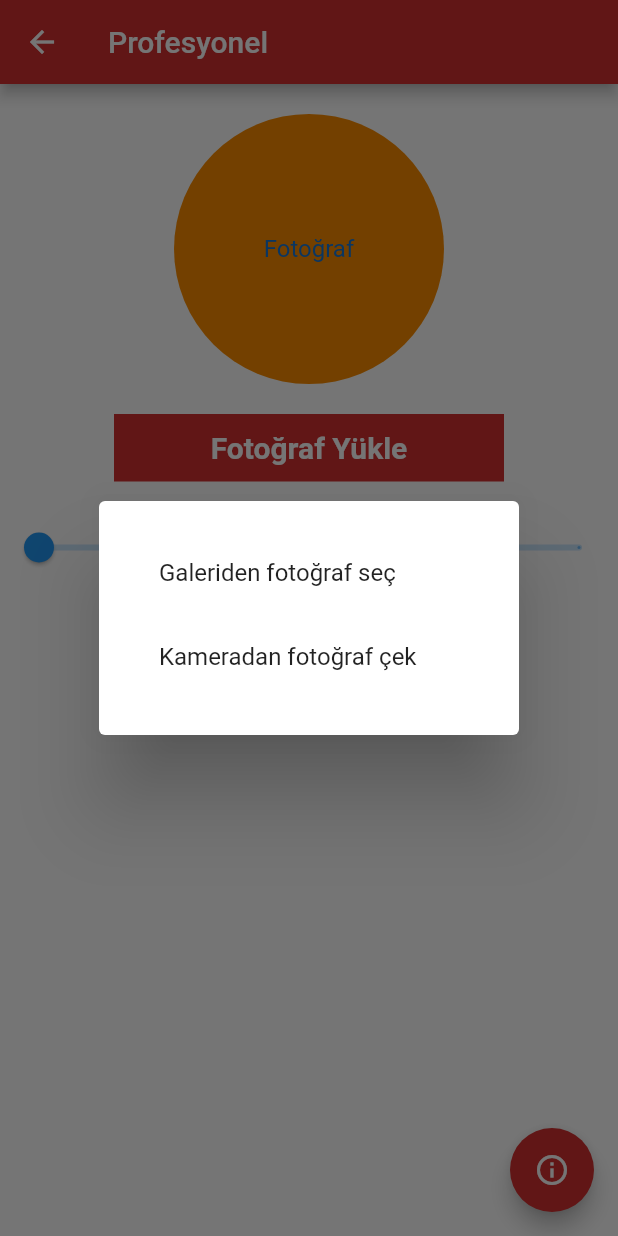
After one commit to ortaklar23/flutter_image_compress, a Flutter app: the ProffesionalCompress screen opened directly, after a tap on "Fotoğraf Yükle", on a phone screen of 412 x 824 dp. The commit adds this screen. Run offline on Flutter 3.47's test engine with Material 2 defaults, Android fonts, the phone set to English and light mode, and no system bars; our stand-ins replace flutter_image_compress, image_cropper, image_gallery_saver, image_picker, permission_handler.

Commit message:
profesyonel modda resim sıkıştırma işlemi

```diff
--- /dev/null
+++ b/lib/prof.dart
@@ -0,0 +1,250 @@
+import 'dart:typed_data';
+
+import 'package:flutter/material.dart';
+import 'dart:io';
+import 'package:flutter/cupertino.dart';
+import 'package:image_gallery_saver/image_gallery_saver.dart';
+import 'package:path_provider/path_provider.dart' as path_provider;
+import 'package:permission_handler/permission_handler.dart';
+import 'package:picture_compression/main.dart';
+import 'package:image_cropper/image_cropper.dart';
+import 'package:image_picker/image_picker.dart';
+import 'package:flutter_image_compress/flutter_image_compress.dart';
+
+class ProffesionalCompress extends StatefulWidget {
+  @override
+  _ProffesionalCompressState createState() => _ProffesionalCompressState();
+}
+
+class _ProffesionalCompressState extends State<ProffesionalCompress> {
+  ImageStatus imageStatus = ImageStatus.ANY;
+
+  File _image;
+  Uint8List compressedImage;
+  double quality = 10;
+  @override
+  Widget build(BuildContext context) {
+    var compressOnTap = () async {
+      switch (imageStatus) {
+        case ImageStatus.COMPRESSED:
+          downloadImage();
+          break;
+        case ImageStatus.UPLOAD:
+          compressedImage = await compressAndGetFile(_image);
+          break;
+        default:
+      }
+    };
+    return Scaffold(
+      backgroundColor: Colors.white,
+      appBar: AppBar(
+        backgroundColor: Colors.red[700],
+        title: Text("Profesyonel"),
+        leading: IconButton(
+          icon: Icon(
+            Icons.arrow_back,
+            color: Colors.white,
+          ),
+          onPressed: () {
+            Navigator.pop(context);
+          },
+        ),
+      ),
+      body: Column(
+        crossAxisAlignment: CrossAxisAlignment.center,
+        children: [
+          SizedBox(height: 20),
+          buildCircleAvatar(),
+          SizedBox(height: 20),
+          buildInkWellButton(
+            context,
+            text: 'Fotoğraf Yükle',
+            onTap: () {
+              _askSelectedImage(context);
+            },
+          ),
+          SizedBox(height: 20),
+          buildSlider(),
+          buildInkWellButton(
+            context,
+            text: imageStatus == ImageStatus.UPLOAD
+                ? 'Fotoğraf Sıkıştır'
+                : "Fotoğrafı indir",
+            onTap: compressOnTap,
+          ),
+          SizedBox(height: 20),
+        ],
+      ),
+      floatingActionButton: BilgiAlButonu(),
+    );
+  }
+
+  Slider buildSlider() {
+    return Slider(
+      value: quality,
+      onChanged: (value) {
+        setState(() {
+          quality = value;
+        });
+      },
+      divisions: 4,
+      max: 100,
+      min: 0,
+      label: "$quality",
+    );
+  }
+
+  InkWell buildInkWellButton(BuildContext context,
+      {String text, Function onTap}) {
+    return InkWell(
+      onTap: onTap,
+      child: Container(
+        height: 45.0,
+        width: 260.0,
+        decoration: BoxDecoration(
+          color: Colors.red[700],
+        ),
+        child: Center(
+          child: Text(
+            text,
+            style: TextStyle(
+              fontSize: 20,
+              fontWeight: FontWeight.bold,
+              color: Colors.white,
+            ),
+          ),
+        ),
+      ),
+    );
+  }
+
+  Center buildCircleAvatar() {
+    return Center(
+      child: CircleAvatar(
+        child: _image == null ? Text("Fotoğraf") : null,
+        radius: 90.0,
+        backgroundColor: Colors.orange[600],
+        backgroundImage: _image != null ? FileImage(_image) : null,
+      ),
+    );
+  }
+
+  Text buildTextButton({String buttonText}) {
+    return Text(
+      buttonText,
+      style: TextStyle(
+        fontSize: 20,
+        fontWeight: FontWeight.bold,
+        color: Colors.white,
+      ),
+    );
+  }
+
+  void _askSelectedImage(BuildContext context) {
+    showDialog(
+        context: context,
+        builder: (context) => AlertDialog(
+              content: Column(
+                mainAxisSize: MainAxisSize.min,
+                children: <Widget>[
+                  ListTile(
+                    title: Text("Galeriden fotoğraf seç"),
+                    onTap: () {
+                      loadSelected(ImageSource.gallery);
+                    },
+                  ),
+                  ListTile(
+                    title: Text("Kameradan fotoğraf çek"),
+                    onTap: () {
+                      loadSelected(ImageSource.camera);
+                    },
+                  ),
+                ],
+              ),
+            ));
+  }
+
+  Future<Uint8List> compressAndGetFile(File file) async {
+    print("testCompressAndGetFile");
+    final result = await FlutterImageCompress.compressWithFile(
+      file.absolute.path,
+      quality: 10,
+      minWidth: 1024,
+      minHeight: 1024,
+      rotate: 0,
+    );
+    print('on compresed');
+    print(file.lengthSync());
+    print(result.length);
+    setState(() {
+      imageStatus = ImageStatus.COMPRESSED;
+      compressedImage = result;
+    });
+    return result;
+  }
+
+  void _cropImage(File image) async {
+    File cropedImage = await ImageCropper.cropImage(
+      sourcePath: image.path,
+      aspectRatio: CropAspectRatio(ratioX: 1.0, ratioY: 1.0),
+      maxWidth: 800,
+    );
+    /*     Directory dir = await getTemporaryDirectory();
+                      print(dir.absolute.path);
+                      final targetPath = dir.absolute.path + "/temp.jpg";
+                      testCompressAndGetFile(cropedImage, targetPath); */
+    if (cropedImage != null) {
+      setState(() {
+        _image = cropedImage;
+      });
+    }
+    print('  on croped');
+    print(cropedImage.lengthSync());
+    print(cropedImage.absolute.path);
+  }
+
+  void loadSelected(ImageSource source) async {
+    final picker = ImagePicker();
+    final selected = await picker.getImage(source: source);
+    setState(() {
+      if (selected != null) {
+        // _image = File(selected.path);
+        _cropImage(File(selected.path));
+        imageStatus = ImageStatus.UPLOAD;
+      }
+    });
+    Navigator.pop(context);
+  }
+
+  Future<bool> _requestPermission(Permission permission) async {
+    if (await permission.isGranted) {
+      return true;
+    } else {
+      var result = await permission.request();
+      if (result == PermissionStatus.granted) {
+        return true;
+      } else {
+        return false;
+      }
+    }
+  }
+
+  _save() async {
+    if (await _requestPermission(Permission.storage)) {
+      final result = await ImageGallerySaver.saveImage(
+        compressedImage,
+        quality: quality.toInt(),
+        name: "compressedImage",
+      );
+      print('Saved');
+
+      print(result);
+    }
+  }
+
+  void downloadImage() async {
+    _save();
+  }
+}
+
+enum ImageStatus { ANY, UPLOAD, COMPRESSED, DOWNLOADED }
--- a/lib/selection.dart
+++ b/lib/selection.dart
@@ -2,6 +2,7 @@ import 'package:flutter/cupertino.dart';
 import 'package:flutter/material.dart';
 import 'package:picture_compression/login.dart';
 import 'package:picture_compression/main.dart';
+import 'package:picture_compression/prof.dart';
 
 import 'basic.dart';
 
@@ -75,7 +76,7 @@ class Selection extends StatelessWidget {
                   Navigator.push(
                       context,
                       CupertinoPageRoute(
-                          builder: (BuildContext context) => Login()));
+                          builder: (BuildContext context) => ProffesionalCompress()));
                 },
                 child: Container(
                   height: 45.0,
```
Also changed, not shown: lib/basic.dart (+19 -0 lines), pubspec.yaml (+6 -12 lines), pubspec.lock, 1 other file.
